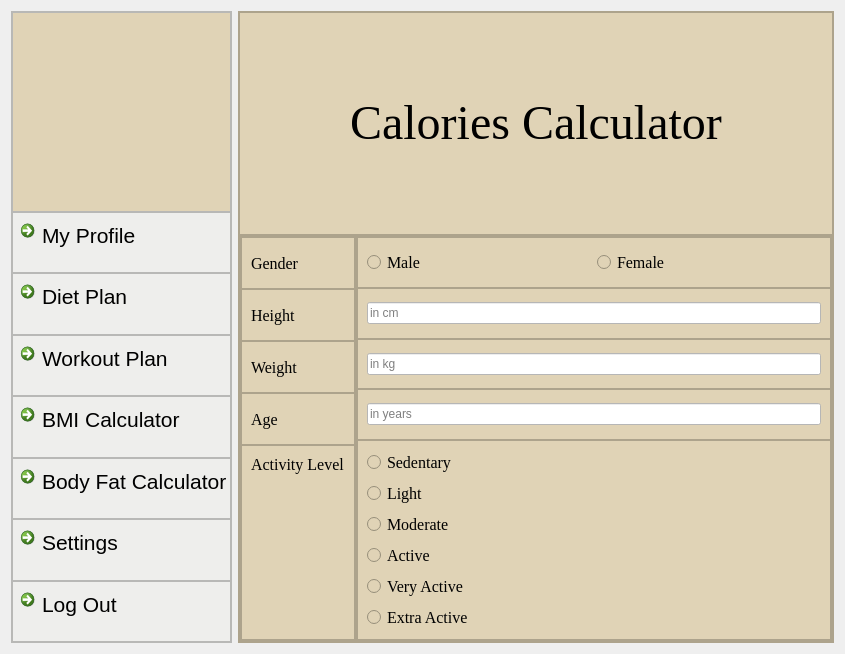
Old version of the form caloriecalculator.ui in the repository skidgefries/rightmeal.
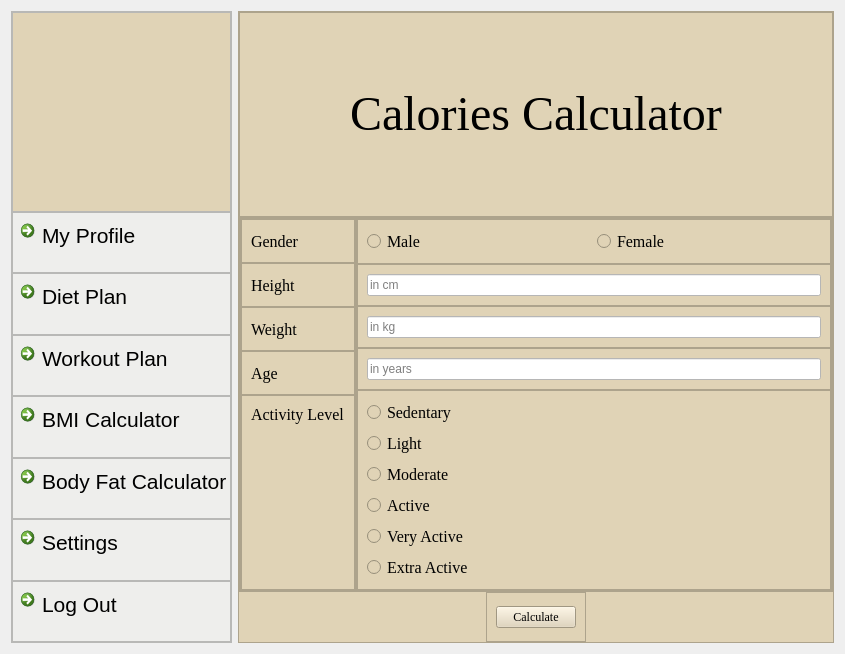
New version of the form. Icons and pictures are not drawn.

The edit to the form file:
```diff
--- a/caloriecalculator.ui
+++ b/caloriecalculator.ui
@@ -1131,6 +1131,42 @@
         </layout>
        </widget>
       </item>
+      <item alignment="Qt::AlignHCenter">
+       <widget class="QFrame" name="frame_25">
+        <property name="maximumSize">
+         <size>
+          <width>16777215</width>
+          <height>50</height>
+         </size>
+        </property>
+        <property name="frameShape">
+         <enum>QFrame::StyledPanel</enum>
+        </property>
+        <property name="frameShadow">
+         <enum>QFrame::Raised</enum>
+        </property>
+        <layout class="QVBoxLayout" name="verticalLayout_14">
+         <item>
+          <widget class="QPushButton" name="pushButton">
+           <property name="maximumSize">
+            <size>
+             <width>100</width>
+             <height>16777215</height>
+            </size>
+           </property>
+           <property name="font">
+            <font>
+             <family>Times New Roman</family>
+            </font>
+           </property>
+           <property name="text">
+            <string>Calculate</string>
+           </property>
+          </widget>
+         </item>
+        </layout>
+       </widget>
+      </item>
      </layout>
     </widget>
    </item>
```
Left out of the diff: 6 changed lines with no effect on the pictures.
